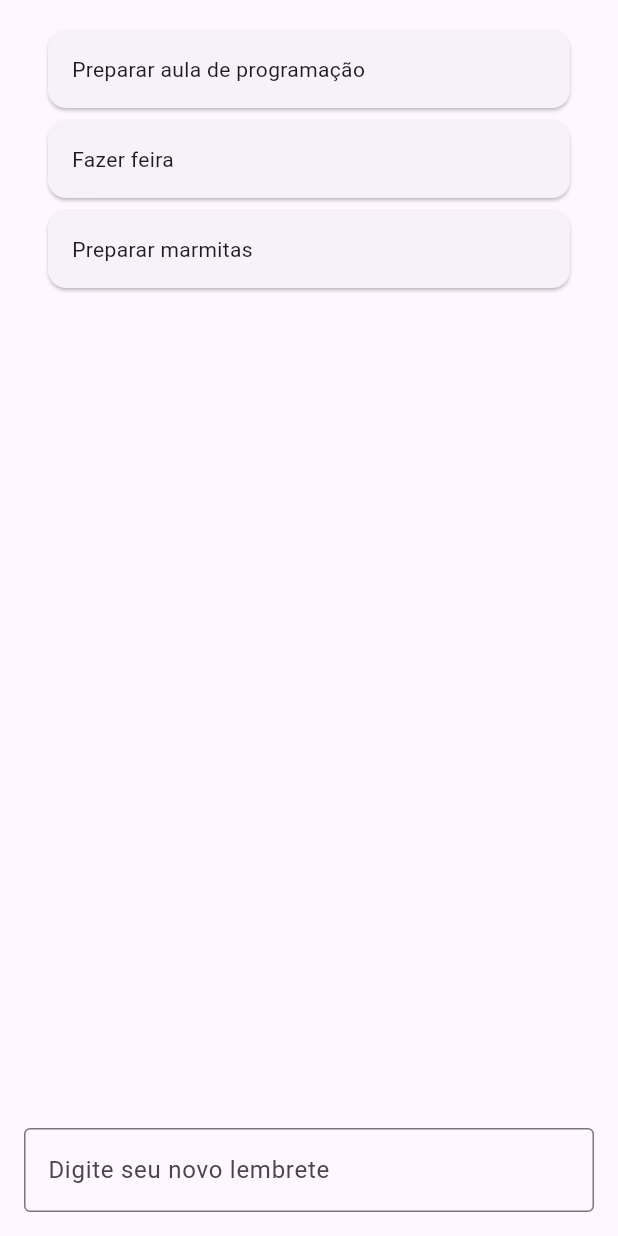
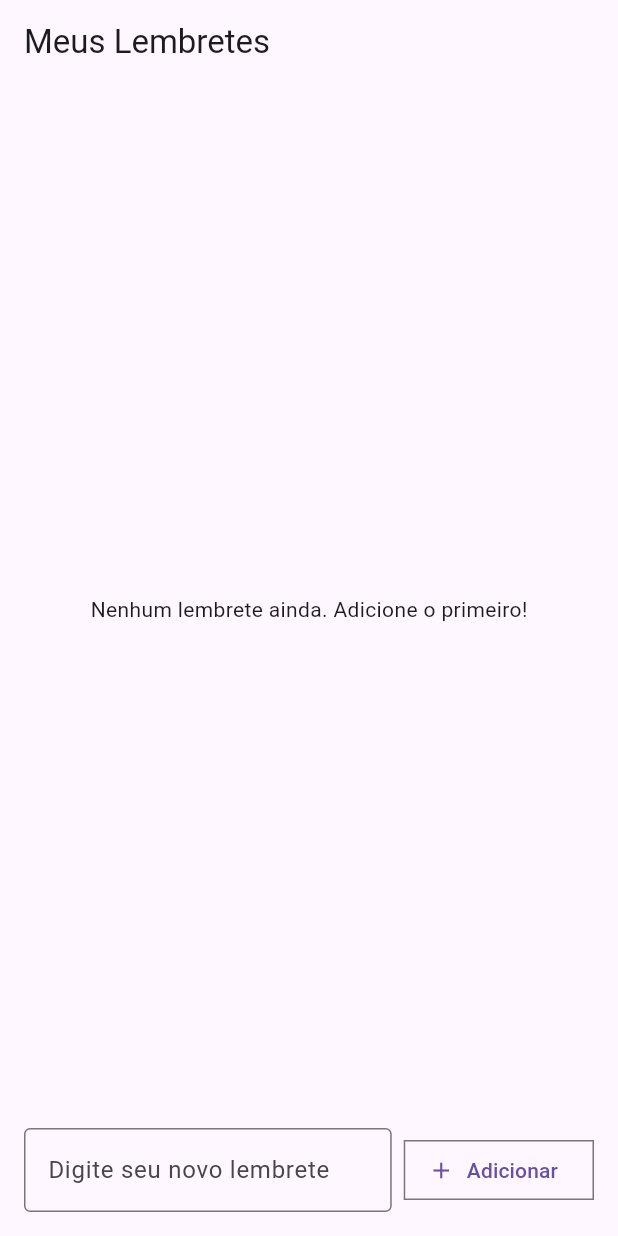
Before and after one commit to durvalsoranz/20252_maua_ecm252_exercicio_flutter_lembretes_favoritos_modelo, a Flutter app: the screen it shows after launch, on a phone screen of 412 x 824 dp. Run offline on Flutter 3.47's test engine with Material 3 defaults, Android fonts, the light colour scheme and no system bars.

Commit message:
feat: exibe lista real

```diff
--- /dev/null
+++ b/lib/input_widget.dart
@@ -0,0 +1,45 @@
+import 'package:flutter/material.dart';
+
+class InputWidget extends StatefulWidget {
+  const InputWidget({
+    super.key,
+    required this.controller,
+    required this.onSubmit,
+  });
+
+  final TextEditingController controller;
+  final void Function(String) onSubmit;
+
+  @override
+  State<InputWidget> createState() => _InputWidgetState();
+}
+
+class _InputWidgetState extends State<InputWidget> {
+  @override
+  Widget build(BuildContext context) {
+    return Row(
+      children: [
+        Expanded(
+          child: TextField(
+            controller: widget.controller,
+            decoration: const InputDecoration(
+              border: OutlineInputBorder(),
+              hintText: 'Digite seu novo lembrete',
+            ),
+            textInputAction: TextInputAction.done,
+            onSubmitted: widget.onSubmit,
+          ),
+        ),
+        const SizedBox(width: 8),
+        OutlinedButton.icon(
+          onPressed: () => widget.onSubmit(widget.controller.text),
+          icon: const Icon(Icons.add),
+          label: const Text('Adicionar'),
+          style: ElevatedButton.styleFrom(
+            shape: RoundedRectangleBorder(borderRadius: BorderRadius.zero),
+          ),
+        ),
+      ],
+    );
+  }
+}
--- /dev/null
+++ b/lib/lembretes_page.dart
@@ -0,0 +1,48 @@
+import 'package:flutter/material.dart';
+import 'package:lembretes_com_favoritos/input_widget.dart';
+import 'package:lembretes_com_favoritos/lista_lembretes.dart';
+
+class LembretesPage extends StatefulWidget {
+  const LembretesPage({super.key});
+
+  @override
+  State<LembretesPage> createState() => _LembretesPageState();
+}
+
+class _LembretesPageState extends State<LembretesPage> {
+  final List<String> _lembretes = [];
+  final TextEditingController _controller = TextEditingController();
+
+  void _adicionarLembrete(String valor) {
+    final texto = valor.trim();
+    if (texto.isEmpty) return;
+    setState(() {
+      _lembretes.insert(0, texto);
+    });
+    _controller.clear();
+  }
+
+  @override
+  void dispose() {
+    _controller.dispose();
+    super.dispose();
+  }
+
+  @override
+  Widget build(BuildContext context) {
+    return Scaffold(
+      appBar: AppBar(title: const Text('Meus Lembretes')),
+      body: Padding(
+        padding: const EdgeInsets.all(16.0),
+        child: Column(
+          crossAxisAlignment: CrossAxisAlignment.start,
+          children: [
+            Expanded(child: ListaLembretes(lembretes: _lembretes)),
+            const SizedBox(height: 12),
+            InputWidget(controller: _controller, onSubmit: _adicionarLembrete),
+          ],
+        ),
+      ),
+    );
+  }
+}
--- /dev/null
+++ b/lib/lista_lembretes.dart
@@ -0,0 +1,27 @@
+import 'package:flutter/material.dart';
+
+class ListaLembretes extends StatelessWidget {
+  const ListaLembretes({super.key, required this.lembretes});
+
+  final List<String> lembretes;
+
+  @override
+  Widget build(BuildContext context) {
+    if (lembretes.isEmpty) {
+      return const Center(
+        child: Text('Nenhum lembrete ainda. Adicione o primeiro!'),
+      );
+    }
+
+    return ListView.builder(
+      itemCount: lembretes.length,
+      itemBuilder: (context, index) {
+        final lembrete = lembretes[index];
+        return Card(
+          margin: const EdgeInsets.symmetric(vertical: 4),
+          child: ListTile(title: Text(lembrete)),
+        );
+      },
+    );
+  }
+}
--- a/lib/main.dart
+++ b/lib/main.dart
@@ -1,4 +1,5 @@
 import 'package:flutter/material.dart';
+import 'package:lembretes_com_favoritos/lembretes_page.dart';
 
 void main() {
   runApp(const MyApp());
@@ -9,66 +10,6 @@ class MyApp extends StatelessWidget {
 
   @override
   Widget build(BuildContext context) {
-    return MaterialApp(
-      title: 'Meus Lembretes',
-      home: const Scaffold(
-        body: Padding(
-          padding: const EdgeInsets.all(16.0),
-          child: Column(
-            crossAxisAlignment: CrossAxisAlignment.start,
-            children: const [
-              Expanded(child: ListaLembretes()),
-              InputWidget(),
-            ],
-          ),
-        ),
-      ),
-    );
+    return MaterialApp(title: 'Meus Lembretes', home: const LembretesPage());
   }
 }
-
-class InputWidget extends StatefulWidget {
-  const InputWidget({super.key});
-
-  @override
-  State<InputWidget> createState() => _InputWidgetState();
-}
-
-class _InputWidgetState extends State<InputWidget> {
-  @override
-  Widget build(BuildContext context) {
-    return TextField(
-      decoration: InputDecoration(
-        border: OutlineInputBorder(),
-        hintText: 'Digite seu novo lembrete',
-      ),
-    );
-  }
-}
-
-class ListaLembretes extends StatelessWidget {
-  const ListaLembretes({super.key});
-
-  @override
-  Widget build(BuildContext context) {
-    final lembretesFicticios = [
-      'Preparar aula de programação',
-      'Fazer feira',
-      'Preparar marmitas',
-    ];
-
-    return ListView.builder(
-      itemCount: lembretesFicticios.length,
-      itemBuilder: (context, index) {
-        final lembrete = lembretesFicticios[index];
-        return Card(
-          margin: const EdgeInsets.symmetric(horizontal: 16, vertical: 4),
-          child: Padding(
-            padding: const EdgeInsets.all(16.0),
-            child: Text(lembrete),
-          ),
-        );
-      },
-    );
-  }
-}
```
